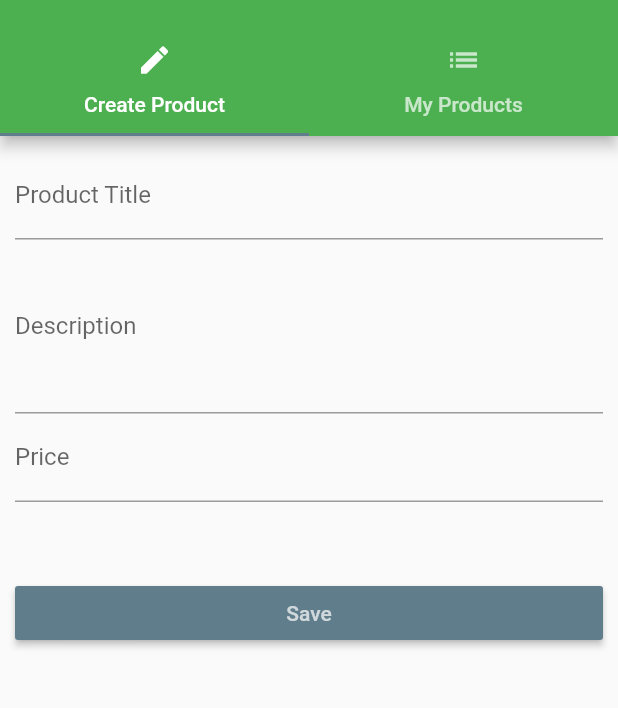
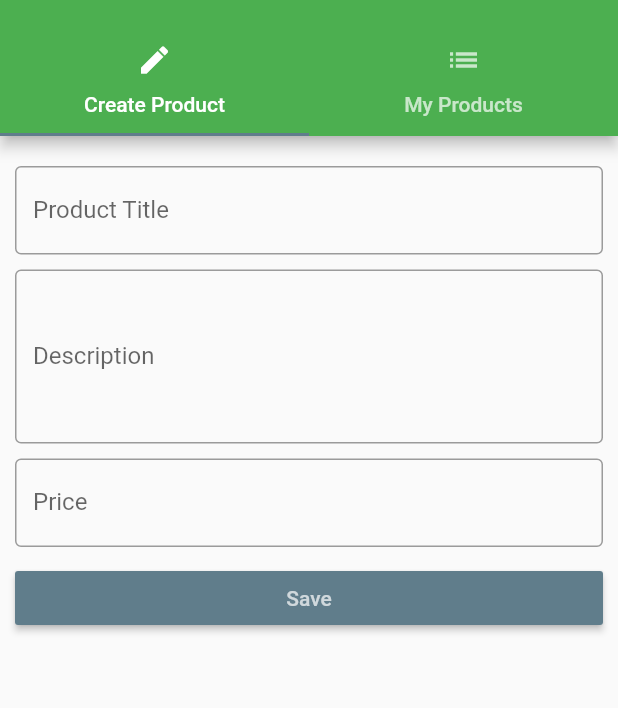
Before and after one commit to sronast/easylist, a Flutter app: the ProductAdminPage screen opened by its route, on a phone screen of 412 x 824 dp, the part 59-767 px from its top. Run offline on Flutter 3.47's test engine with Material 2 defaults, Android fonts, the phone set to English and light mode, and no system bars.

Commit message:
implemented decorations in input fields

```diff
--- a/lib/pages/product.dart
+++ b/lib/pages/product.dart
@@ -37,7 +37,7 @@ class ProductPage extends StatelessWidget {
       },
       child: Scaffold(
           appBar: AppBar(
-            title: Text(_product['name']),
+            title: Text(_product['title']),
           ),
           body: Column(
             children: <Widget>[
--- a/lib/pages/product_create.dart
+++ b/lib/pages/product_create.dart
@@ -20,20 +20,24 @@ class _ProductCreatePageState extends State<ProductCreatePage> {
       margin: EdgeInsets.all(10.0),
       child: ListView(
         children: <Widget>[
+          SizedBox(
+            height:10.0,
+          ),
           TextField(
             decoration: InputDecoration(
-              labelText: 'Product Title',
-            ),
+                labelText: 'Product Title', border: OutlineInputBorder()),
             onChanged: (String value) {
               setState(() {
                 _titleValue = value;
               });
             },
           ),
+          SizedBox(
+            height:10.0,
+          ),
           TextField(
             decoration: InputDecoration(
-              labelText: 'Description',
-            ),
+                labelText: 'Description', border: OutlineInputBorder()),
             maxLines: 4,
             onChanged: (String value) {
               setState(() {
@@ -41,8 +45,12 @@ class _ProductCreatePageState extends State<ProductCreatePage> {
               });
             },
           ),
+          SizedBox(
+            height:10.0,
+          ),
           TextField(
-            decoration: InputDecoration(labelText: 'Price'),
+            decoration: InputDecoration(
+                labelText: 'Price', border: OutlineInputBorder()),
             keyboardType: TextInputType.numberWithOptions(decimal: true),
             onChanged: (String value) {
               setState(() {
@@ -51,7 +59,7 @@ class _ProductCreatePageState extends State<ProductCreatePage> {
             },
           ),
           SizedBox(
-            height: 50.0,
+            height:10.0,
           ),
           RaisedButton(
               child: Text('Save'),
```
Also changed, not shown: lib/src/products.dart (+33 -1 lines), pubspec.yaml (+5 -4 lines), assets/Oswald-Bold.ttf (added).
